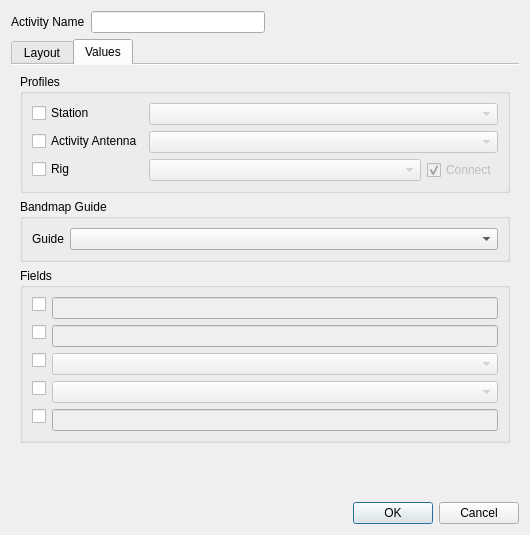
aa5sh/QLog, file ui/ActivityEditor.ui: the form before one commit.
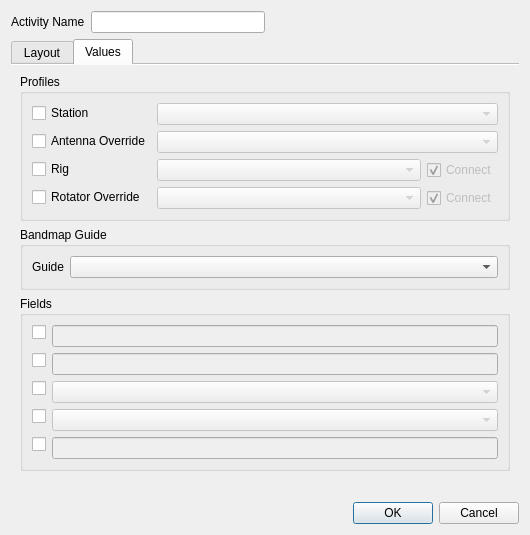
The form after the commit. The open tabs and pages were chosen to show the change. Icons and pictures are not drawn.

Commit message: Activity Manager: Restore Activity overrides and preserve manual rotator control

What changed in the file:
```diff
--- a/ui/ActivityEditor.ui
+++ b/ui/ActivityEditor.ui
@@ -1296,7 +1296,7 @@
              <string>Override automatic band selection with this antenna while the Activity is active. If unchecked, the antenna is selected automatically.</string>
             </property>
             <property name="text">
-             <string>Activity Antenna</string>
+             <string>Antenna Override</string>
             </property>
            </widget>
           </item>
@@ -1354,6 +1354,49 @@
             </item>
            </layout>
           </item>
+          <item row="3" column="0">
+           <widget class="QCheckBox" name="rotatorProfileCheckbox">
+            <property name="toolTip">
+             <string>Use this rotator profile instead of the active antenna's Assigned Rotator while this Activity is active. If unchecked, QLog uses the active antenna's Assigned Rotator, or leaves the current rotator unchanged when none is assigned.</string>
+            </property>
+            <property name="text">
+             <string>Rotator Override</string>
+            </property>
+           </widget>
+          </item>
+          <item row="3" column="1">
+           <layout class="QHBoxLayout" name="horizontalLayout_11">
+            <item>
+             <widget class="QComboBox" name="rotatorProfileCombo">
+              <property name="enabled">
+               <bool>false</bool>
+              </property>
+             </widget>
+            </item>
+            <item>
+             <widget class="QCheckBox" name="rotatorAutoconnectCheckbox">
+              <property name="enabled">
+               <bool>false</bool>
+              </property>
+              <property name="sizePolicy">
+               <sizepolicy hsizetype="Maximum" vsizetype="Fixed">
+                <horstretch>0</horstretch>
+                <verstretch>0</verstretch>
+               </sizepolicy>
+              </property>
+              <property name="toolTip">
+               <string>Connect the overridden rotator while this Activity is active. If unchecked, the rotator profile is selected but the rotator is disconnected.</string>
+              </property>
+              <property name="text">
+               <string>Connect</string>
+              </property>
+              <property name="checked">
+               <bool>true</bool>
+              </property>
+             </widget>
+            </item>
+           </layout>
+          </item>
          </layout>
         </widget>
        </item>
```
Left out of the diff: 21 changed lines with no effect on the pictures. The commit also changes 7 other files.
